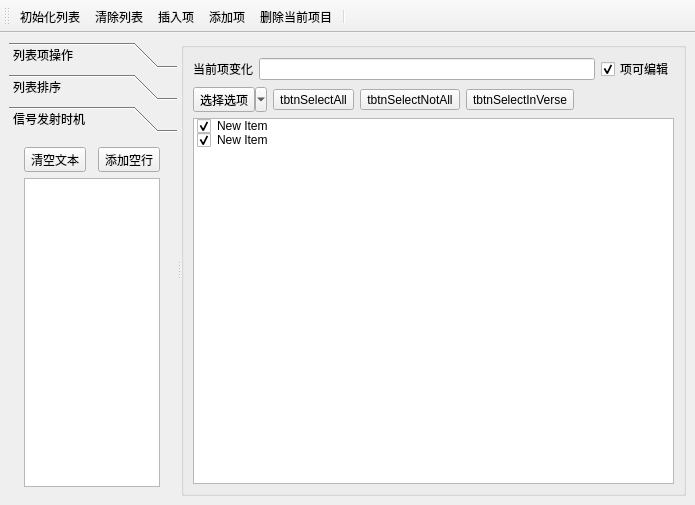
The window that sample4_11/mainwindow.ui (xx517230/QtSampleDemo) describes before a commit, drawn with Qt 5.
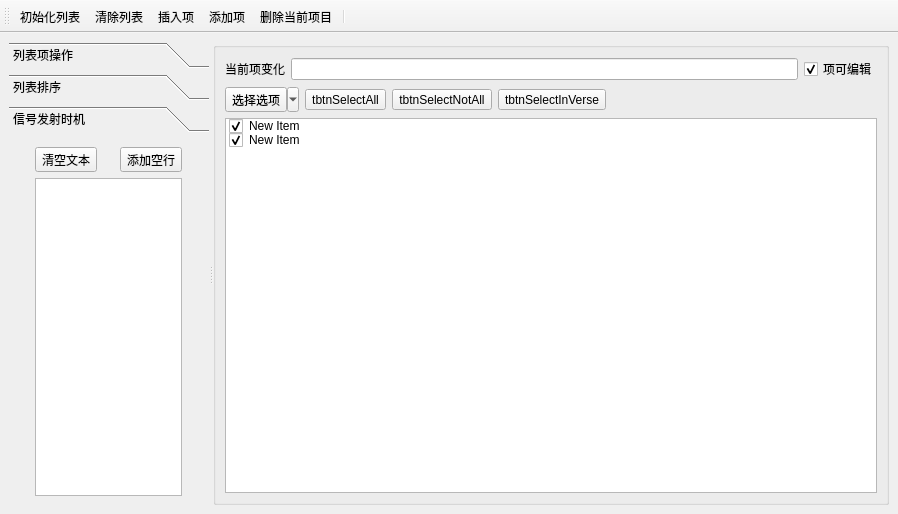
The same window after the commit. The open tabs and pages were chosen to show the change. Icons and pictures are not drawn.

Commit message: QToolButton及QListWidget特性及Demo

```diff
--- a/sample4_11/mainwindow.ui
+++ b/sample4_11/mainwindow.ui
@@ -6,8 +6,8 @@
    <rect>
     <x>0</x>
     <y>0</y>
-    <width>695</width>
-    <height>505</height>
+    <width>898</width>
+    <height>514</height>
    </rect>
   </property>
   <property name="windowTitle">
@@ -196,6 +196,14 @@
         </layout>
        </widget>
        <widget class="QWidget" name="page_3">
+        <property name="geometry">
+         <rect>
+          <x>0</x>
+          <y>0</y>
+          <width>182</width>
+          <height>324</height>
+         </rect>
+        </property>
         <attribute name="icon">
          <iconset resource="res.qrc">
           <normaloff>:/image/icons/412.bmp</normaloff>:/image/icons/412.bmp</iconset>
```
Left out of the diff: 13 changed lines with no effect on the pictures. The commit also changes 2 other files.
